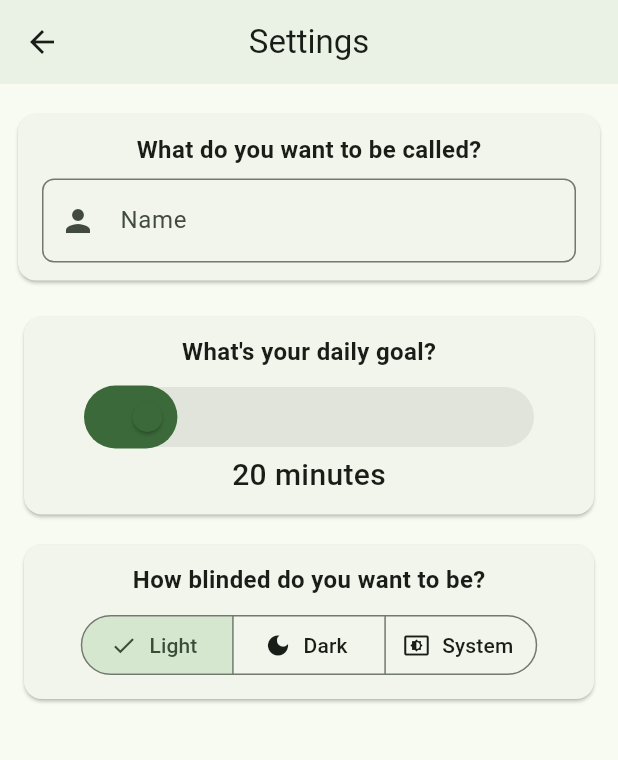
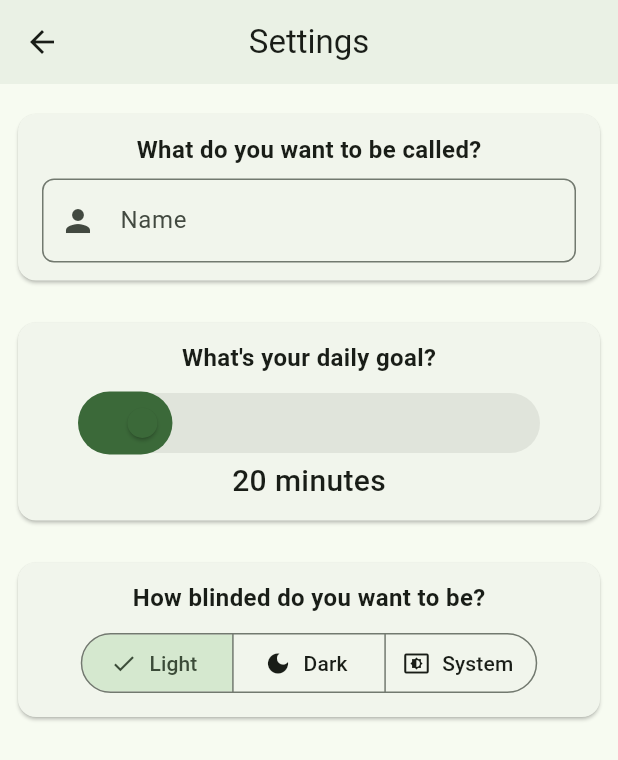
Before and after one commit to siljavind/goblin_go, a Flutter app: the SettingsScreen screen opened directly, after a tap on "Light", on a phone screen of 412 x 824 dp. Shown: the top 760 px of the screen. Run offline on Flutter 3.47's test engine with Material 3 defaults, Android fonts, the phone set to English and light mode, and no system bars; our stand-ins replace shared_preferences; accounts and stored records are empty.

Commit message:
basic settings done

```diff
--- a/lib/viewModels/settings_viewmodel.dart
+++ b/lib/viewModels/settings_viewmodel.dart
@@ -5,7 +5,7 @@ import 'package:shared_preferences/shared_preferences.dart';
 class SettingsViewModel extends ChangeNotifier {
   static const _keyDailyGoal = 'daily_goal';
   static const _keyThemeMode = 'theme_mode';
-  static const _keyUsername   = 'username';
+  static const _keyUsername = 'username';
 
   int _dailyGoal = 20;
   ThemeMode _themeMode = ThemeMode.system;
@@ -31,7 +31,7 @@ class SettingsViewModel extends ChangeNotifier {
   }
 
   Future<void> setThemeMode(ThemeMode mode) async {
-    if (mode.name == _themeMode) return;
+    if (mode == _themeMode) return;
 
     _themeMode = mode;
     notifyListeners();
@@ -39,6 +39,7 @@ class SettingsViewModel extends ChangeNotifier {
     final prefs = await SharedPreferences.getInstance();
     await prefs.setInt(_keyThemeMode, mode.index);
   }
+
   Future<void> setUsername(String name) async {
     if (name == _username) return;
 
@@ -52,8 +53,9 @@ class SettingsViewModel extends ChangeNotifier {
   Future<void> _loadFromPrefs() async {
     final prefs = await SharedPreferences.getInstance();
 
-    if (prefs.containsKey(_keyDailyGoal))
+    if (prefs.containsKey(_keyDailyGoal)) {
       _dailyGoal = prefs.getInt(_keyDailyGoal)!;
+    }
 
     if (prefs.containsKey(_keyThemeMode)) {
       final storedIndex = prefs.getInt(_keyThemeMode)!;
--- a/lib/views/settings/settings_screen.dart
+++ b/lib/views/settings/settings_screen.dart
@@ -2,8 +2,12 @@ import 'package:flutter/material.dart';
 import 'package:provider/provider.dart';
 
 import '../../viewModels/settings_viewmodel.dart';
-import '../settings/setting_card.dart'
+import '../settings/setting_card.dart';
 
+//TODO: Rework layout
+// Slider label elsewhere
+// Saving username
+// Reset progress for the day if user changes daily goal?
 class SettingsScreen extends StatelessWidget {
   const SettingsScreen({super.key});
 
@@ -53,7 +57,7 @@ class SettingsScreen extends StatelessWidget {
                     mainAxisAlignment: MainAxisAlignment.spaceBetween,
                     children: [
                       Text(
-                          'Hello, ${vm.username}!',
+                        'Hello ${vm.username}!',
                         style: const TextStyle(
                           fontSize: 20,
                           fontWeight: FontWeight.bold,
@@ -67,20 +71,12 @@ class SettingsScreen extends StatelessWidget {
                       ),
                     ],
                   ),
-
           ),
 
           const SizedBox(height: 12),
 
-          Card(
-            elevation: 1,
-            shape: RoundedRectangleBorder(
-              borderRadius: BorderRadius.circular(12),
-            ),
-            child: Padding(
-              padding: const EdgeInsets.symmetric(horizontal: 16, vertical: 12),
+          SettingCard(
             child: Column(
-                // crossAxisAlignment: CrossAxisAlignment.start,
               children: [
                 const Text(
                   'What\'s your daily goal?',
@@ -110,20 +106,10 @@ class SettingsScreen extends StatelessWidget {
               ],
             ),
           ),
-          ),
 
           const SizedBox(height: 12),
 
-          // ───────────────────────────────────────────────────────────
-          // 3) Theme Selection Card
-          // ───────────────────────────────────────────────────────────
-          Card(
-            elevation: 1,
-            shape: RoundedRectangleBorder(
-              borderRadius: BorderRadius.circular(12),
-            ),
-            child: Padding(
-              padding: const EdgeInsets.symmetric(horizontal: 16, vertical: 12),
+          SettingCard(
             child: Column(
               // crossAxisAlignment: CrossAxisAlignment.start,
               children: [
@@ -160,7 +146,6 @@ class SettingsScreen extends StatelessWidget {
               ],
             ),
           ),
-          ),
         ],
       ),
     );
```
Also changed, not shown: lib/main.dart (+12 -21 lines). Lines whose indentation alone changed are shown as unchanged.
